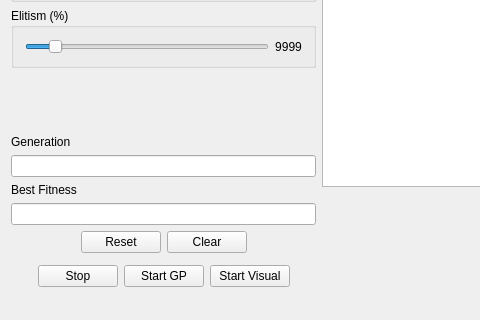
DrewMartin/GP-Ants, file Part3/part3window.ui: the form before one commit; both pictures show x 0 to 480 and y 412 to 732 of the 833 by 732 pixel window.
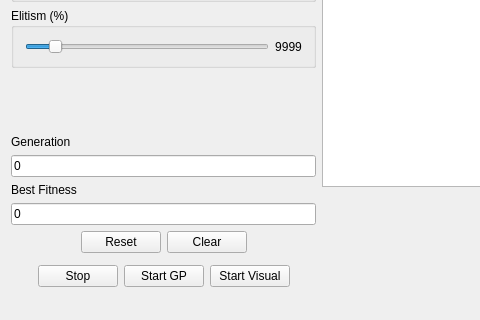
The form after the commit. Custom widgets are drawn as their Qt base class.

Commit message: Part 3 mostly working

```diff
--- a/Part3/part3window.ui
+++ b/Part3/part3window.ui
@@ -377,6 +377,9 @@
       </item>
       <item>
        <widget class="QLineEdit" name="currGeneration">
+        <property name="text">
+         <string>0</string>
+        </property>
         <property name="readOnly">
          <bool>true</bool>
         </property>
@@ -391,6 +394,9 @@
       </item>
       <item>
        <widget class="QLineEdit" name="bestFitness">
+        <property name="text">
+         <string>0</string>
+        </property>
         <property name="readOnly">
          <bool>true</bool>
         </property>
```
The commit also changes 18 other files.
